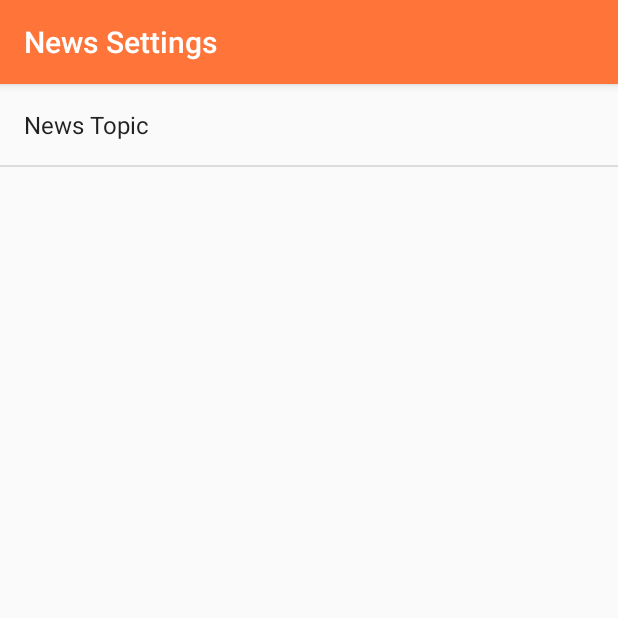
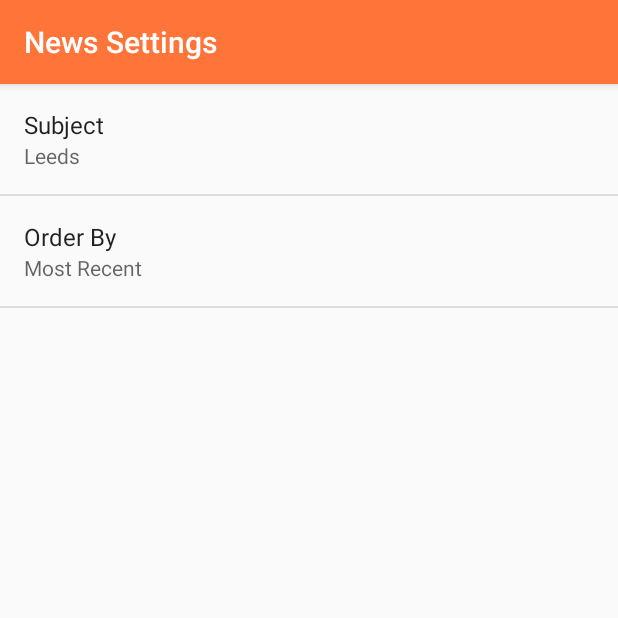
Before and after one commit to sputnikboom/NewsApp, an Android app: the screen it shows after launch (SettingsActivity), in the options menu, after a tap on "Settings", on a phone screen of 412 x 824 dp, the top half of it. Run offline under Robolectric (Android 15) with nearby library versions, the phone set to English and light mode, and no system bars.

Commit message:
added order by option to settings

```diff
--- a/app/src/main/java/com/example/rachael/newsapp/MainActivity.java
+++ b/app/src/main/java/com/example/rachael/newsapp/MainActivity.java
@@ -71,6 +71,11 @@ public class MainActivity extends AppCompatActivity implements LoaderCallbacks<L
                 getString(R.string.settings_subject_key),
                 getString(R.string.settings_subject_default));
 
+        String orderBy  = sharedPrefs.getString(
+                getString(R.string.settings_order_by_key),
+                getString(R.string.settings_order_by_default)
+        );
+
         // parse breaks apart the URI string that's passed into its parameter
         Uri baseUri = Uri.parse(API_REQUEST_URL);
 
@@ -81,6 +86,7 @@ public class MainActivity extends AppCompatActivity implements LoaderCallbacks<L
         uriBuilder.appendQueryParameter("show-tags", "contributor");
         uriBuilder.appendQueryParameter("q", getSubject);
         uriBuilder.appendQueryParameter("api-key", API_KEY);
+        uriBuilder.appendQueryParameter("order-by", orderBy);
 
         // Return the completed uri
         return new NewsItemLoader(this, uriBuilder.toString());
--- a/app/src/main/java/com/example/rachael/newsapp/SettingsActivity.java
+++ b/app/src/main/java/com/example/rachael/newsapp/SettingsActivity.java
@@ -1,7 +1,11 @@
 package com.example.rachael.newsapp;
 
+import android.content.SharedPreferences;
 import android.os.Bundle;
+import android.preference.ListPreference;
+import android.preference.Preference;
 import android.preference.PreferenceFragment;
+import android.preference.PreferenceManager;
 import android.support.v7.app.AppCompatActivity;
 
 public class SettingsActivity extends AppCompatActivity {
@@ -12,12 +16,43 @@ public class SettingsActivity extends AppCompatActivity {
         setContentView(R.layout.settings_activity);
     }
 
-    public static class NewsPreferenceFragment extends PreferenceFragment {
+    public static class NewsPreferenceFragment extends PreferenceFragment implements Preference.OnPreferenceChangeListener {
 
         @Override
         public void onCreate(Bundle savedInstanceState) {
             super.onCreate(savedInstanceState);
             addPreferencesFromResource(R.xml.settings_main);
+
+            Preference newsTopic = findPreference(getString(R.string.settings_subject_key));
+            bindPreferenceSummaryToValue(newsTopic);
+
+            Preference orderBy = findPreference(getString(R.string.settings_order_by_key));
+            bindPreferenceSummaryToValue(orderBy);
+        }
+
+        @Override
+        public boolean onPreferenceChange(Preference preference, Object value) {
+            // The code in this method takes care of updating the displayed preference summary after it has been changed
+            String stringValue = value.toString();
+            preference.setSummary(stringValue);
+            if (preference instanceof ListPreference) {
+                ListPreference listPreference = (ListPreference) preference;
+                int prefIndex = listPreference.findIndexOfValue(stringValue);
+                if (prefIndex >= 0) {
+                    CharSequence[] labels = listPreference.getEntries();
+                    preference.setSummary(labels[prefIndex]);
+                }
+                } else {
+                    preference.setSummary(stringValue);
+                }
+            return true;
+        }
+
+        private void bindPreferenceSummaryToValue(Preference preference) {
+            preference.setOnPreferenceChangeListener(this);
+            SharedPreferences preferences = PreferenceManager.getDefaultSharedPreferences(preference.getContext());
+            String preferenceString = preferences.getString(preference.getKey(), "");
+            onPreferenceChange(preference, preferenceString);
         }
     }
 }
--- /dev/null
+++ b/app/src/main/res/values/arrays.xml
@@ -0,0 +1,12 @@
+<?xml version="1.0" encoding="utf-8"?>
+<resources>
+    <string-array name="settings_order_by_labels">
+        <item>@string/settings_order_by_newest_label</item>
+        <item>@string/settings_order_by_relevance_label</item>
+    </string-array>
+
+    <string-array name="settings_order_by_values">
+        <item>@string/settings_order_by_newest_value</item>
+        <item>@string/settings_order_by_relevance_value</item>
+    </string-array>
+</resources>
--- a/app/src/main/res/values/strings.xml
+++ b/app/src/main/res/values/strings.xml
@@ -4,8 +4,20 @@
     <string name="connection_error">Unable to connect to internet\nplease check network settings</string>
     <string name="settings_menu_item">Settings</string>
     <string name="settings_title">News Settings</string>
-    <string name="settings_subject_label">News Topic</string>
-    <string name="settings_subject_key" translatable="false">Subject</string>
+    <string name="settings_subject_label">Subject</string>
+    <string name="settings_subject_key" translatable="false">subject</string>
     <string name="settings_subject_default" translatable="false">Leeds</string>
-    <string name="location_hint">eg. \'Manchester\', \'Goldfish\', \'Cooking\'</string>
+    <string name="field_hint">eg. Manchester, Goldfish, Socialism</string>
+    <!-- Strings For Order-By Preference [CHAR LIMIT=30] -->
+    <string name="settings_order_by_label">Order By</string>
+    <string name="settings_order_by_key" translatable="false">order_by</string>
+    <string name="settings_order_by_default" translatable="false">Most Recent</string>
+
+    <!-- Label for order-by newest first -->
+    <string name="settings_order_by_newest_label">Most Recent</string>
+    <string name="settings_order_by_newest_value" translatable="false">newest</string>
+
+    <!-- Label for order-by oldest first -->
+    <string name="settings_order_by_relevance_label">Relevance</string>
+    <string name="settings_order_by_relevance_value" translatable="false">relevance</string>
 </resources>
--- a/app/src/main/res/xml/settings_main.xml
+++ b/app/src/main/res/xml/settings_main.xml
@@ -7,7 +7,15 @@
         android:defaultValue="@string/settings_subject_default"
         android:inputType="text"
         android:key="@string/settings_subject_key"
-        android:hint="@string/location_hint"
+        android:hint="@string/field_hint"
         android:selectAllOnFocus="true"
         android:title="@string/settings_subject_label" />
+
+    <ListPreference
+        android:defaultValue="@string/settings_order_by_default"
+        android:entries="@array/settings_order_by_labels"
+        android:entryValues="@array/settings_order_by_values"
+        android:key="@string/settings_order_by_key"
+        android:title="@string/settings_order_by_label" />
+
 </PreferenceScreen>
--- a/gradle.properties
+++ b/gradle.properties
@@ -7,6 +7,7 @@
 # Specifies the JVM arguments used for the daemon process.
 # The setting is particularly useful for tweaking memory settings.
 org.gradle.jvmargs=-Xmx1536m
+
 # When configured, Gradle will run in incubating parallel mode.
 # This option should only be used with decoupled projects. More details, visit
 # http://www.gradle.org/docs/current/userguide/multi_project_builds.html#sec:decoupled_projects
```
